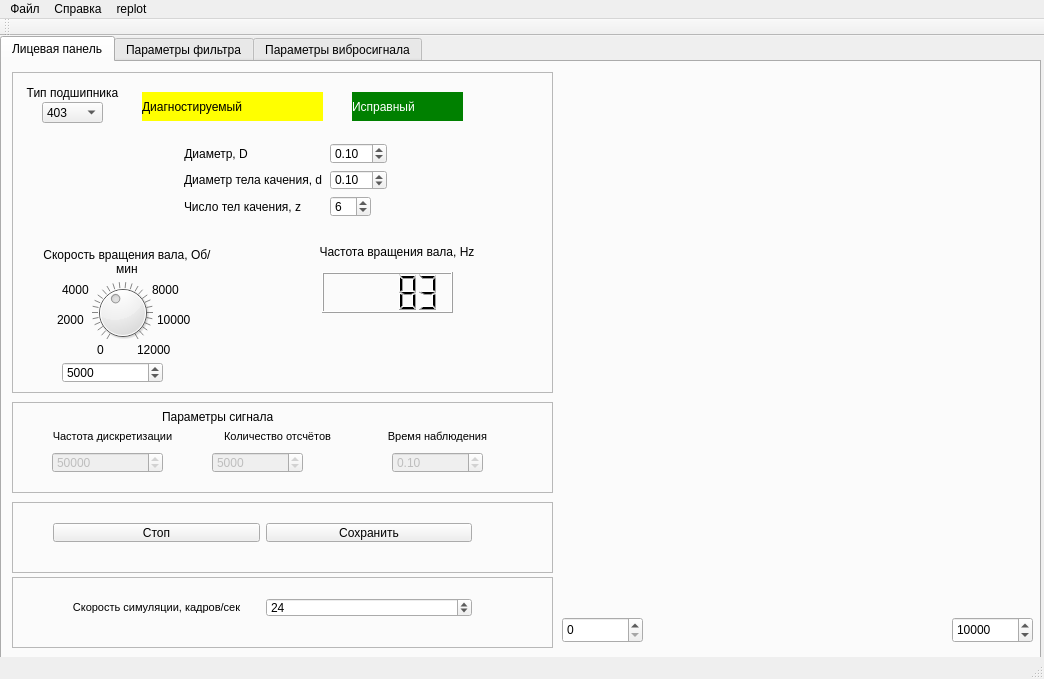
Qt form vibrostand/mainwindow96dpi.ui (victorcrimea/vibrostand_laboratory) before a commit.
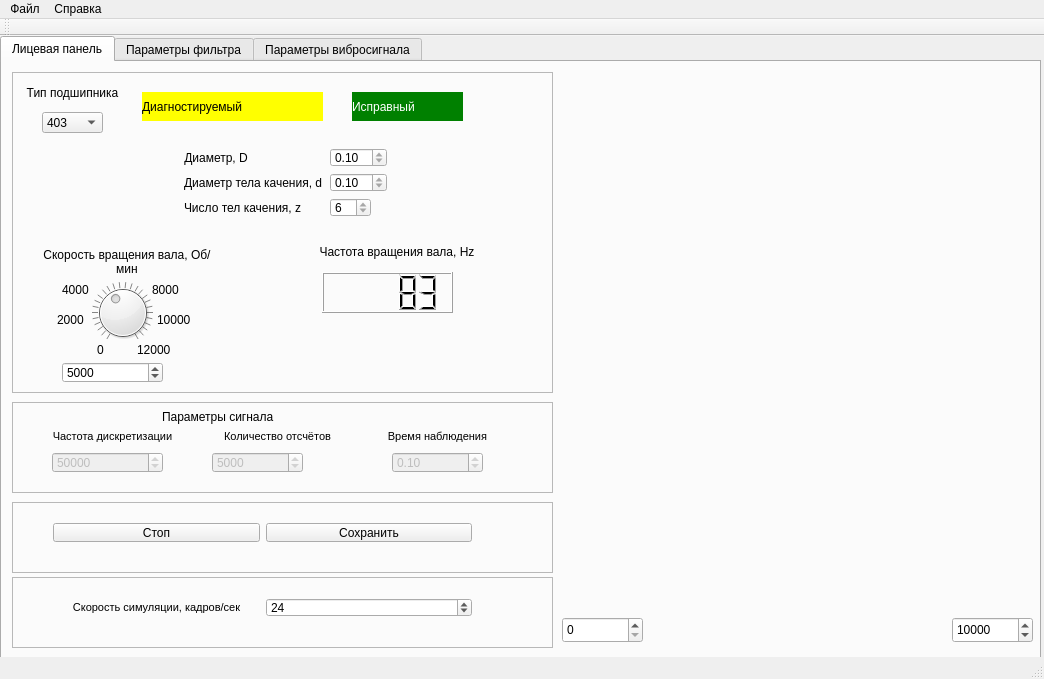
The same form after that commit. Custom widgets are drawn as their Qt base class.

Patch:
```diff
--- a/vibrostand/mainwindow96dpi.ui
+++ b/vibrostand/mainwindow96dpi.ui
@@ -286,9 +286,9 @@
        <property name="geometry">
         <rect>
          <x>10</x>
-         <y>10</y>
+         <y>5</y>
          <width>101</width>
-         <height>21</height>
+         <height>31</height>
         </rect>
        </property>
        <property name="font">
@@ -310,7 +310,7 @@
        <property name="geometry">
         <rect>
          <x>30</x>
-         <y>30</y>
+         <y>40</y>
          <width>61</width>
          <height>21</height>
         </rect>
@@ -492,9 +492,9 @@
        <property name="geometry">
         <rect>
          <x>10</x>
-         <y>60</y>
+         <y>65</y>
          <width>521</width>
-         <height>96</height>
+         <height>91</height>
         </rect>
        </property>
        <layout class="QFormLayout" name="formLayout">
@@ -532,7 +532,13 @@
          </widget>
         </item>
         <item row="0" column="1">
-         <widget class="QDoubleSpinBox" name="doubleSpinBox_8">
+         <widget class="QDoubleSpinBox" name="bearing_diameter">
+          <property name="enabled">
+           <bool>true</bool>
+          </property>
+          <property name="readOnly">
+           <bool>true</bool>
+          </property>
           <property name="singleStep">
            <double>0.100000000000000</double>
           </property>
@@ -566,7 +572,10 @@
          </widget>
         </item>
         <item row="1" column="1">
-         <widget class="QDoubleSpinBox" name="doubleSpinBox_9">
+         <widget class="QDoubleSpinBox" name="balls_diameter">
+          <property name="readOnly">
+           <bool>true</bool>
+          </property>
           <property name="singleStep">
            <double>0.100000000000000</double>
           </property>
@@ -601,6 +610,9 @@
         </item>
         <item row="2" column="1">
          <widget class="QSpinBox" name="z">
+          <property name="readOnly">
+           <bool>true</bool>
+          </property>
           <property name="maximum">
            <number>10</number>
           </property>
@@ -1315,15 +1327,8 @@
     </property>
     <addaction name="about"/>
    </widget>
-   <widget class="QMenu" name="menuReplot">
-    <property name="title">
-     <string>replot</string>
-    </property>
-    <addaction name="actionRegenerate_signal"/>
-   </widget>
    <addaction name="menu"/>
    <addaction name="menu_2"/>
-   <addaction name="menuReplot"/>
   </widget>
   <widget class="QToolBar" name="mainToolBar">
    <attribute name="toolBarArea">
```
Left out of the diff: 2 changed lines with no effect on the pictures.
